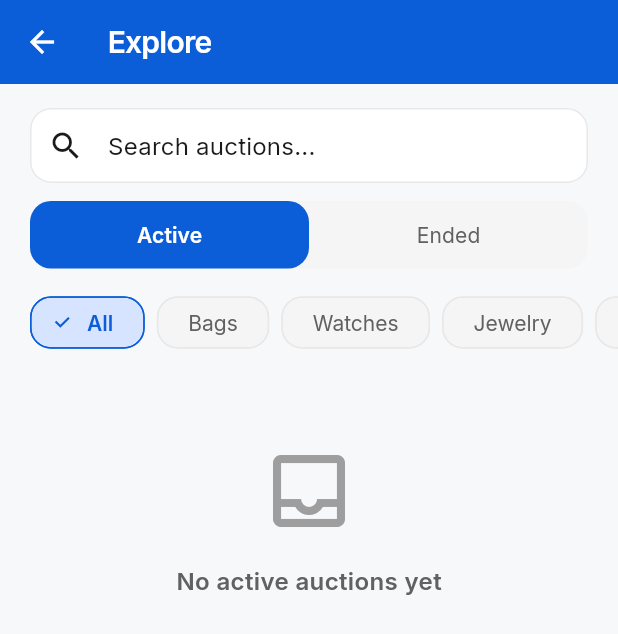
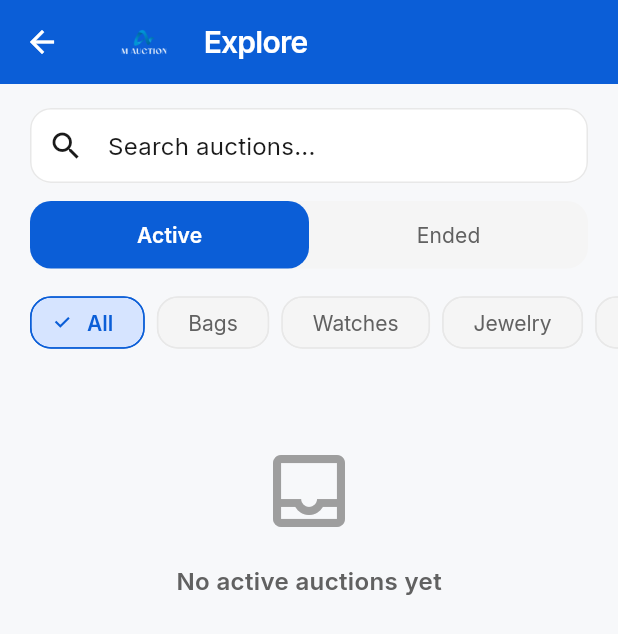
Before and after one commit to mohamedalshaibani/M-Auction, a Flutter app: the ExplorePage screen opened by its route, on a phone screen of 412 x 824 dp. Shown: the top 634 px of the screen. Run offline on Flutter 3.47's test engine with Material 3 defaults, Android fonts, the phone set to English and light mode, and no system bars; our stand-ins replace cloud_firestore, cloud_functions, firebase_auth, firebase_core, firebase_storage, google_fonts and 1 more; missing offline and left inert: dart:html, dart:js, dart:ui_web; accounts and stored records are empty.

Commit message:
fix: add logo to ExplorePage, ensure admin can read users/wallets

```diff
--- a/lib/pages/explore_page.dart
+++ b/lib/pages/explore_page.dart
@@ -53,7 +53,20 @@ class _ExplorePageState extends State<ExplorePage> {
   Widget build(BuildContext context) {
     return Scaffold(
       appBar: AppBar(
-        title: const Text('Explore'),
+        title: Row(
+          children: [
+            SizedBox(
+              width: 48,
+              height: 28,
+              child: Image.asset(
+                'assets/branding/logo_light.png',
+                fit: BoxFit.contain,
+              ),
+            ),
+            const SizedBox(width: 16),
+            const Text('Explore'),
+          ],
+        ),
       ),
       body: SafeArea(
         child: CustomScrollView(
```
Also changed, not shown: 1 other file.
